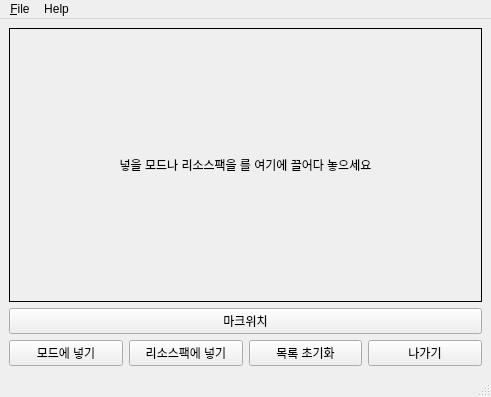
Old version of the form src/main_window.ui in the repository wonjongin/add-mods.
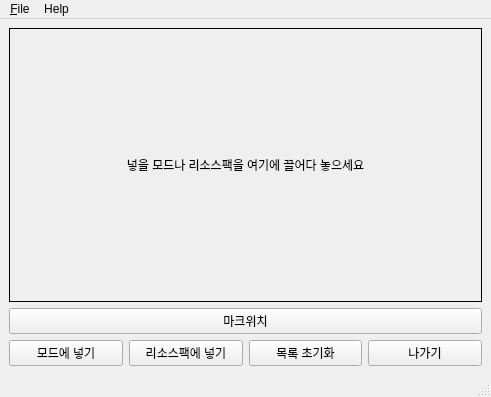
New version of the form.

Diff of the .ui file:
```diff
--- a/src/main_window.ui
+++ b/src/main_window.ui
@@ -23,7 +23,7 @@
          <enum>QFrame::Box</enum>
         </property>
         <property name="text">
-         <string>넣을 모드나 리소스팩을 를 여기에 끌어다 놓으세요</string>
+         <string>넣을 모드나 리소스팩을 여기에 끌어다 놓으세요</string>
         </property>
         <property name="alignment">
          <set>Qt::AlignCenter</set>
```
